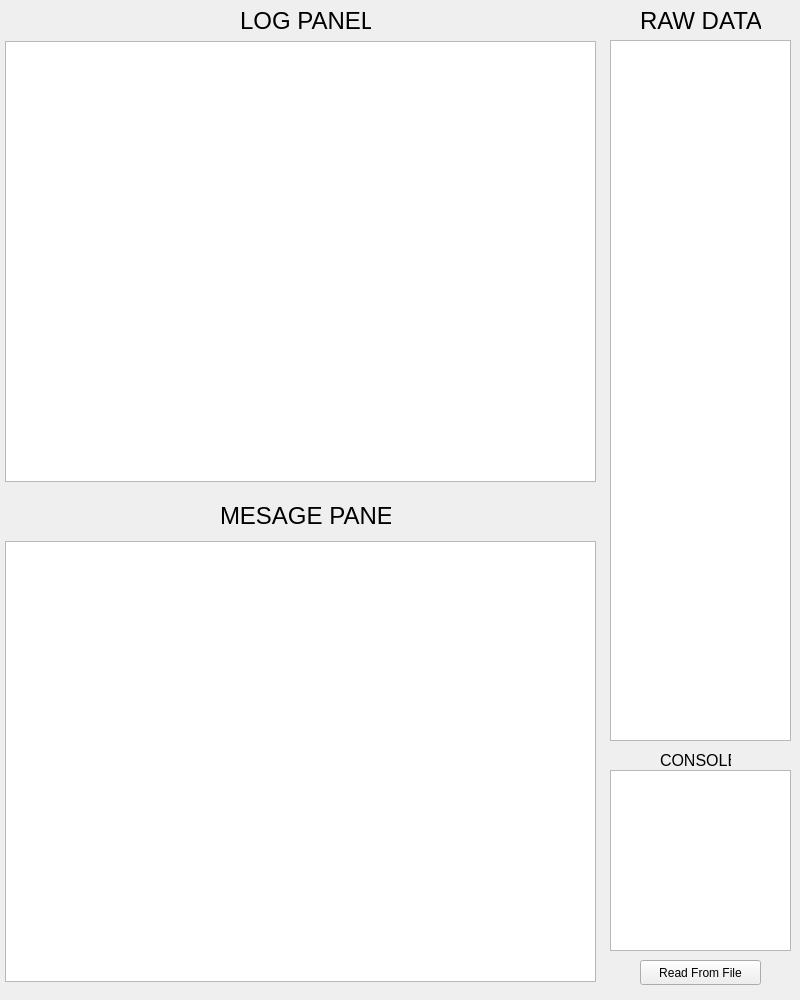
Old version of the form mainwindow.ui in the repository Zhang-JK/Logger.
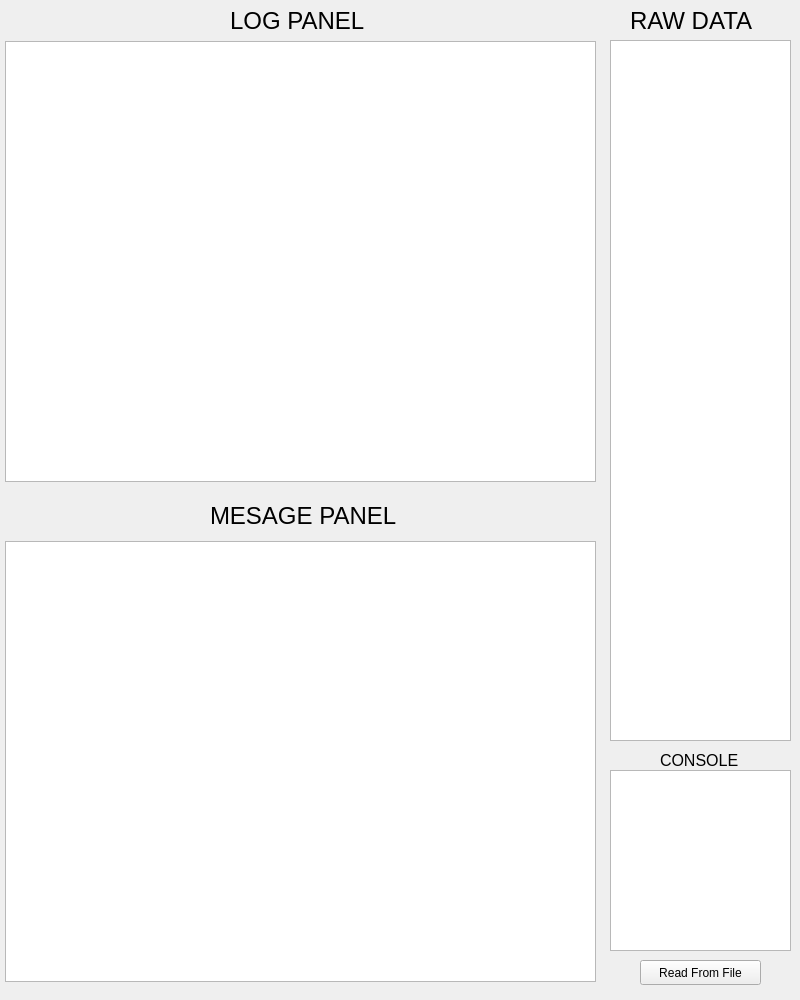
New version of the form.

Commit message: update ui to fix title label

Diff of the .ui file:
```diff
--- a/mainwindow.ui
+++ b/mainwindow.ui
@@ -31,9 +31,9 @@
   <widget class="QLabel" name="label">
    <property name="geometry">
     <rect>
-     <x>240</x>
+     <x>230</x>
      <y>0</y>
-     <width>131</width>
+     <width>141</width>
      <height>41</height>
     </rect>
    </property>
@@ -69,9 +69,9 @@
   <widget class="QLabel" name="label_2">
    <property name="geometry">
     <rect>
-     <x>640</x>
+     <x>630</x>
      <y>0</y>
-     <width>121</width>
+     <width>141</width>
      <height>41</height>
     </rect>
    </property>
@@ -97,9 +97,9 @@
   <widget class="QLabel" name="label_3">
    <property name="geometry">
     <rect>
-     <x>220</x>
+     <x>210</x>
      <y>500</y>
-     <width>171</width>
+     <width>191</width>
      <height>31</height>
     </rect>
    </property>
@@ -130,7 +130,7 @@
     <rect>
      <x>660</x>
      <y>750</y>
-     <width>71</width>
+     <width>91</width>
      <height>21</height>
     </rect>
    </property>
```
Left out of the diff: 10 changed lines with no effect on the pictures.
